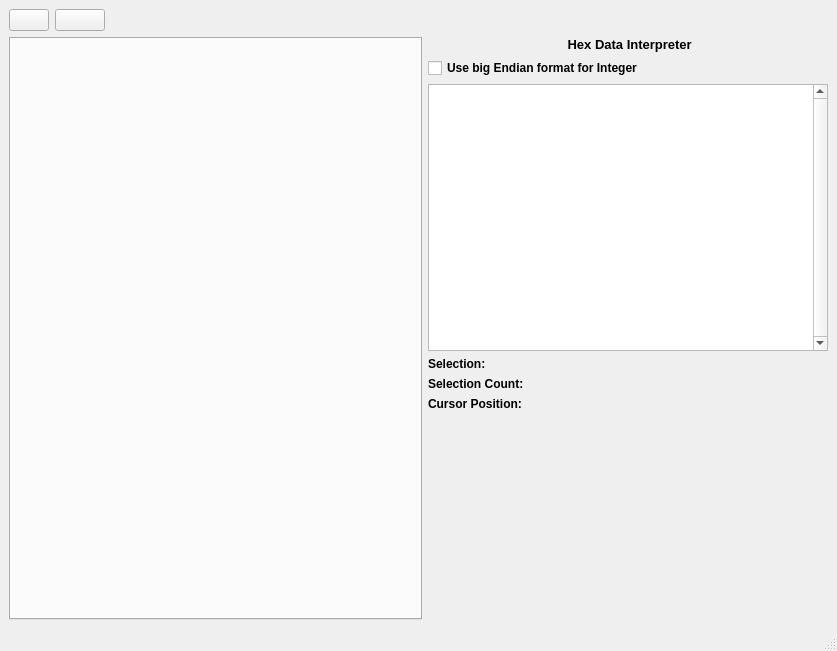
SumuriLLC/hex-viewer-SUMURI, file mainwindow.ui: the form before one commit.
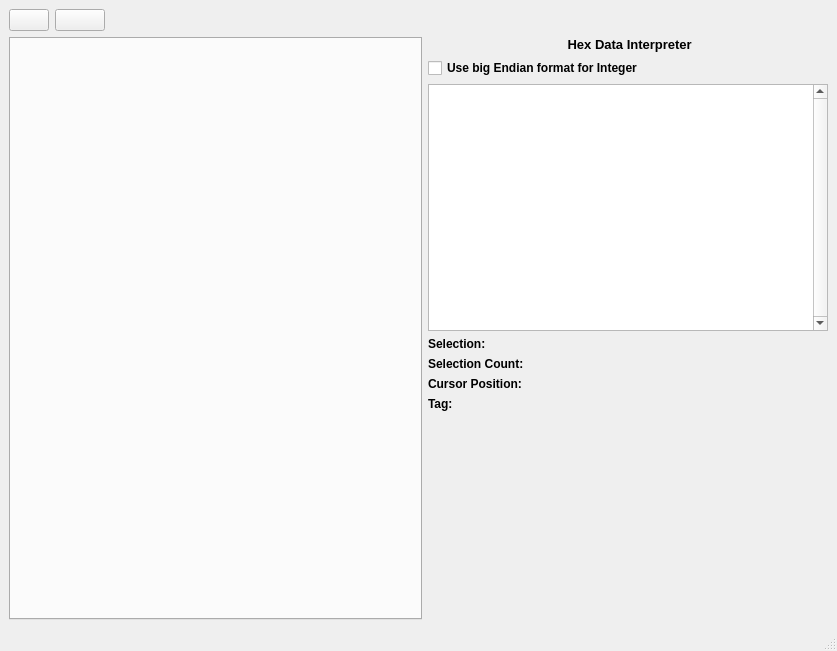
The form after the commit. Icons and pictures are not drawn.

Diff of the .ui file:
```diff
--- a/mainwindow.ui
+++ b/mainwindow.ui
@@ -127,6 +127,18 @@
         </property>
        </widget>
       </item>
+      <item>
+       <widget class="QLabel" name="labelTagName">
+        <property name="font">
+         <font>
+          <bold>true</bold>
+         </font>
+        </property>
+        <property name="text">
+         <string>Tag:</string>
+        </property>
+       </widget>
+      </item>
       <item>
        <layout class="QVBoxLayout" name="verticalLayout">
         <item alignment="Qt::AlignHCenter|Qt::AlignVCenter">
```
